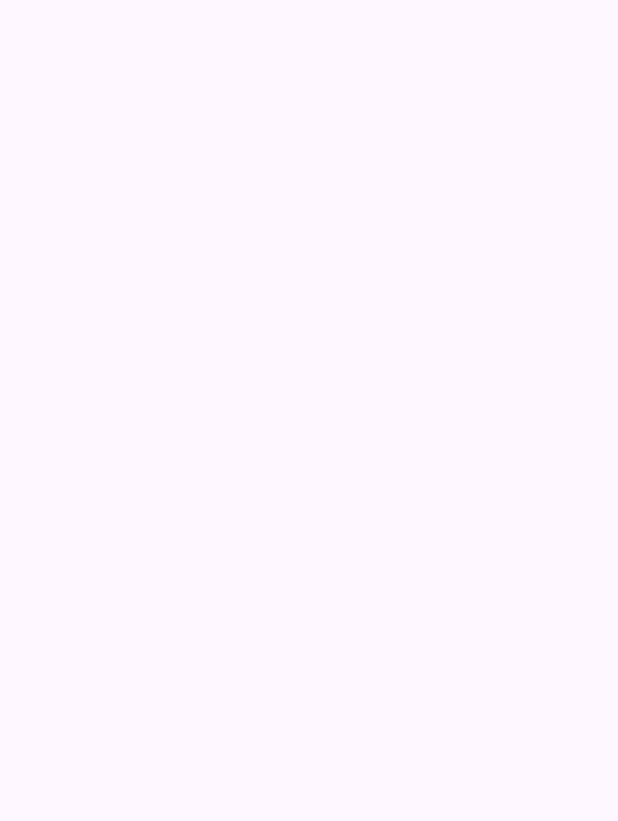
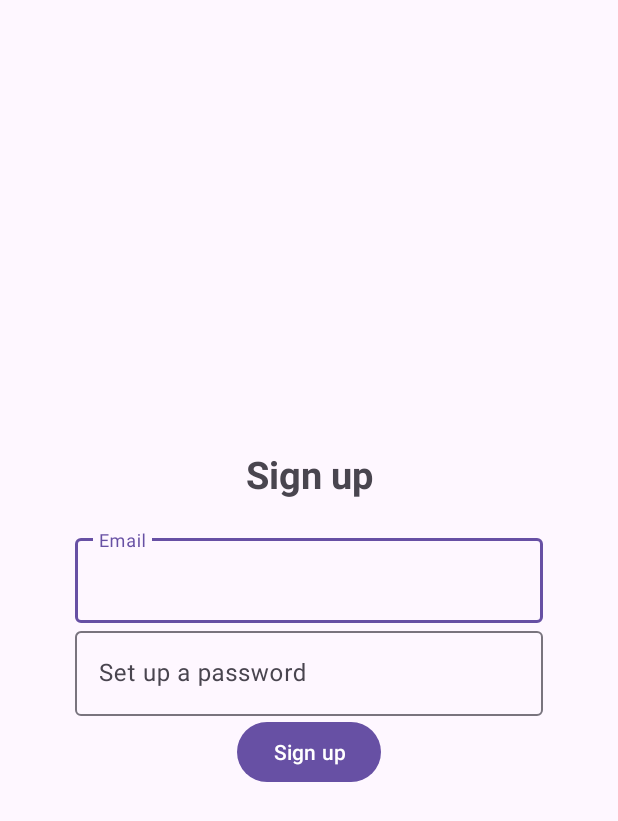
Before and after one commit to dnydlk/group-project-duolikun-daniya, an Android app: the Sign_up screen opened directly, with no data from a screen before it, on a phone screen of 412 x 824 dp. Before the commit the part shown is empty. Shown: the top 821 px of the screen. Run offline under Robolectric (Android 15) with nearby library versions, the phone set to English and light mode, and no system bars.

Commit message:
Designed activity_sign_up.xml

```diff
--- a/app/src/main/AndroidManifest.xml
+++ b/app/src/main/AndroidManifest.xml
@@ -13,7 +13,7 @@
         android:theme="@style/Theme.Groupprojectgroupduolikundaniya"
         tools:targetApi="31">
         <activity
-            android:name=".Registration"
+            android:name=".Sign_up"
             android:exported="false" />
         <activity
             android:name=".Login"
--- a/app/src/main/java/edu/northeastern/group_project_group_duolikun_daniya/Registration.java
+++ b/app/src/main/java/edu/northeastern/group_project_group_duolikun_daniya/Sign_up.java
@@ -4,11 +4,11 @@ import androidx.appcompat.app.AppCompatActivity;
 
 import android.os.Bundle;
 
-public class Registration extends AppCompatActivity {
+public class Sign_up extends AppCompatActivity {
 
     @Override
     protected void onCreate(Bundle savedInstanceState) {
         super.onCreate(savedInstanceState);
-        setContentView(R.layout.activity_registration);
+        setContentView(R.layout.activity_sign_up);
     }
 }
--- a/app/src/main/res/layout/activity_registration.xml
+++ /dev/null
@@ -1,9 +0,0 @@
-<?xml version="1.0" encoding="utf-8"?>
-<androidx.constraintlayout.widget.ConstraintLayout xmlns:android="http://schemas.android.com/apk/res/android"
-    xmlns:app="http://schemas.android.com/apk/res-auto"
-    xmlns:tools="http://schemas.android.com/tools"
-    android:layout_width="match_parent"
-    android:layout_height="match_parent"
-    tools:context=".Registration">
-
-</androidx.constraintlayout.widget.ConstraintLayout>
--- /dev/null
+++ b/app/src/main/res/layout/activity_sign_up.xml
@@ -0,0 +1,52 @@
+<?xml version="1.0" encoding="utf-8"?>
+<LinearLayout xmlns:android="http://schemas.android.com/apk/res/android"
+    xmlns:tools="http://schemas.android.com/tools"
+    android:layout_width="match_parent"
+    android:layout_height="match_parent"
+    android:gravity="center"
+    android:orientation="vertical"
+    android:padding="50dp"
+    tools:context=".Sign_up">
+
+    <!-- Registration text-->
+    <TextView
+        android:layout_width="match_parent"
+        android:layout_height="wrap_content"
+        android:layout_marginBottom="20sp"
+        android:gravity="center"
+        android:text="@string/sign_up"
+        android:textSize="25sp"
+        android:textStyle="bold" />
+
+    <!-- Email input -->
+    <com.google.android.material.textfield.TextInputLayout
+        android:layout_width="match_parent"
+        android:layout_height="wrap_content">
+
+        <com.google.android.material.textfield.TextInputEditText
+            android:id="@+id/email"
+            android:layout_width="match_parent"
+            android:layout_height="wrap_content"
+            android:hint="@string/email" />
+    </com.google.android.material.textfield.TextInputLayout>
+
+    <!-- Password input -->
+    <com.google.android.material.textfield.TextInputLayout
+        android:layout_width="match_parent"
+        android:layout_height="wrap_content">
+
+        <com.google.android.material.textfield.TextInputEditText
+            android:id="@+id/password"
+            android:layout_width="match_parent"
+            android:layout_height="wrap_content"
+            android:hint="@string/set_up_a_password" />
+    </com.google.android.material.textfield.TextInputLayout>
+
+    <!-- Button -->
+    <Button
+        android:id="@+id/sign_up_btn"
+        android:text="@string/sign_up"
+        android:layout_width="wrap_content"
+        android:layout_height="wrap_content" />
+
+</LinearLayout>
--- a/app/src/main/res/values/strings.xml
+++ b/app/src/main/res/values/strings.xml
@@ -3,4 +3,6 @@
     <string name="login">Login</string>
     <string name="email">Email</string>
     <string name="password">Password</string>
+    <string name="set_up_a_password">Set up a password</string>
+    <string name="sign_up">Sign up</string>
 </resources>
```
